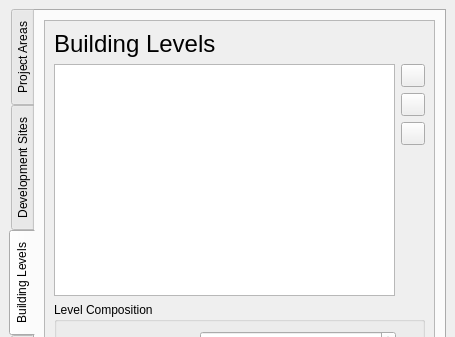
Qt form qcity/ui/dockwidget_main.ui (north-road/QCity) before a commit; both pictures show x 0 to 455 and y 0 to 337 of the 455 by 639 pixel window.
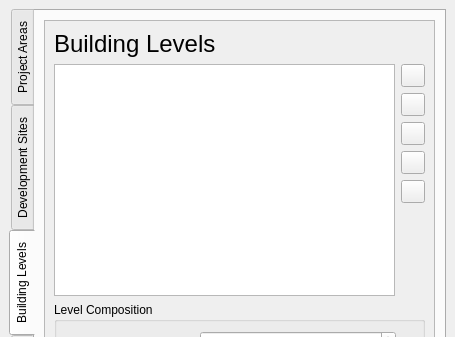
The same form after that commit. The open tabs and pages were chosen to show the change. Custom widgets are drawn as their Qt base class.

Commit message: Add move up/down buttons

```diff
--- a/qcity/ui/dockwidget_main.ui
+++ b/qcity/ui/dockwidget_main.ui
@@ -1007,6 +1007,26 @@
                   </property>
                  </widget>
                 </item>
+                <item>
+                 <widget class="QToolButton" name="button_move_up">
+                  <property name="toolTip">
+                   <string>Rename selected building level</string>
+                  </property>
+                  <property name="text">
+                   <string/>
+                  </property>
+                 </widget>
+                </item>
+                <item>
+                 <widget class="QToolButton" name="button_move_down">
+                  <property name="toolTip">
+                   <string>Rename selected building level</string>
+                  </property>
+                  <property name="text">
+                   <string/>
+                  </property>
+                 </widget>
+                </item>
                 <item>
                  <spacer name="verticalSpacer_4">
                   <property name="orientation">
```
Left out of the diff: 2 changed lines with no effect on the pictures.
